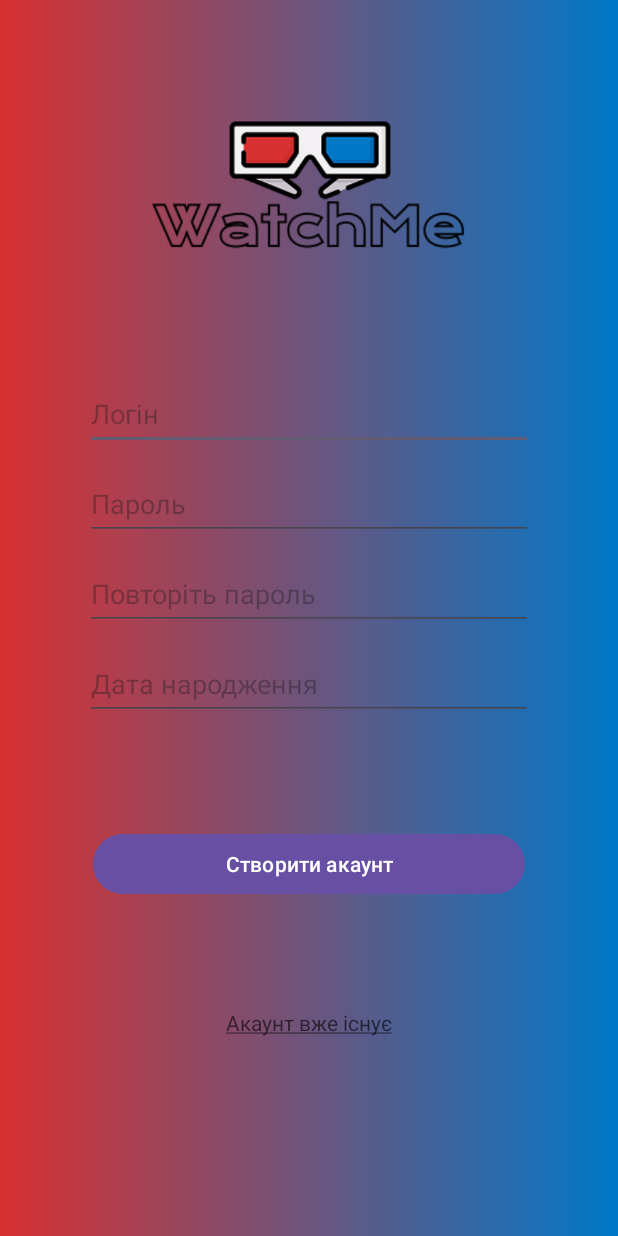
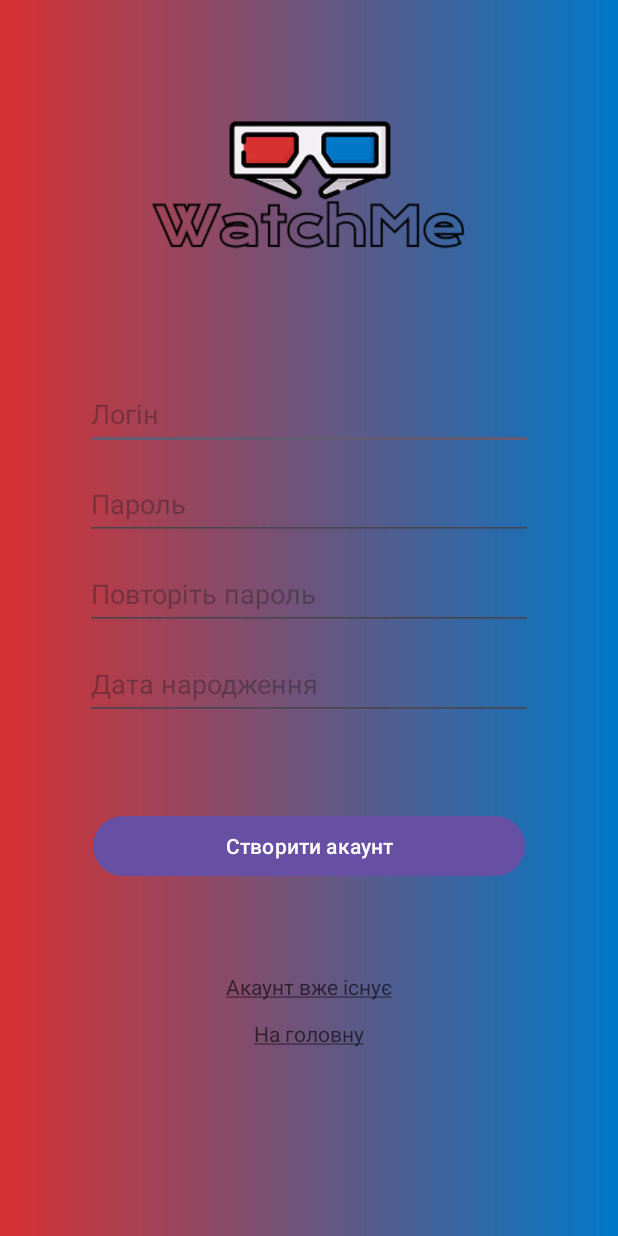
Before and after one commit to YevhenPavlenko/WatchMe, an Android app: the layout registration_form.xml on its own in the app's theme, with its tools: preview values and no code run, on a phone screen of 412 x 824 dp. Run offline under Robolectric (Android 15) with nearby library versions, the phone set to English and light mode, and no system bars.

Commit message:
Readjusted register and login pages. Added link to the main page

```diff
--- a/app/src/main/res/layout/registration_form.xml
+++ b/app/src/main/res/layout/registration_form.xml
@@ -82,7 +82,7 @@
         android:layout_width="wrap_content"
         android:layout_height="wrap_content"
 
-        android:layout_marginTop="72dp"
+        android:layout_marginTop="60dp"
 
         android:ems="18"
         android:text="@string/create_account"
@@ -94,7 +94,7 @@
         android:id="@+id/tvAccountExists"
         android:layout_width="wrap_content"
         android:layout_height="wrap_content"
-        android:layout_marginTop="72dp"
+        android:layout_marginTop="60dp"
 
         android:alpha="0.6"
         android:autoLink="all"
@@ -108,4 +108,22 @@
         app:layout_constraintStart_toStartOf="parent"
         app:layout_constraintTop_toBottomOf="@+id/btnRegister" />
 
+    <TextView
+        android:id="@+id/tvToMainPage"
+        android:layout_width="wrap_content"
+        android:layout_height="wrap_content"
+
+        android:layout_marginTop="12dp"
+        android:alpha="0.6"
+        android:autoLink="all"
+
+        android:linksClickable="false"
+        android:selectAllOnFocus="false"
+        android:text="@string/to_main_page"
+
+        android:textColor="@color/black"
+        app:layout_constraintEnd_toEndOf="parent"
+        app:layout_constraintStart_toStartOf="parent"
+        app:layout_constraintTop_toBottomOf="@+id/tvAccountExists" />
+
 </androidx.constraintlayout.widget.ConstraintLayout>
--- a/app/src/main/res/values/strings.xml
+++ b/app/src/main/res/values/strings.xml
@@ -16,6 +16,7 @@
 
     <string name="register"><u>Зареєструватися</u></string>
     <string name="account_exists"><u>Акаунт вже існує</u></string>
+    <string name="to_main_page"><u>На головну</u></string>
 
     <!-- Film page strings -->
     <string name="film_poster">Постер фільму</string>
```
Also changed, not shown: app/src/main/res/layout/login_form.xml (+20 -2 lines).
